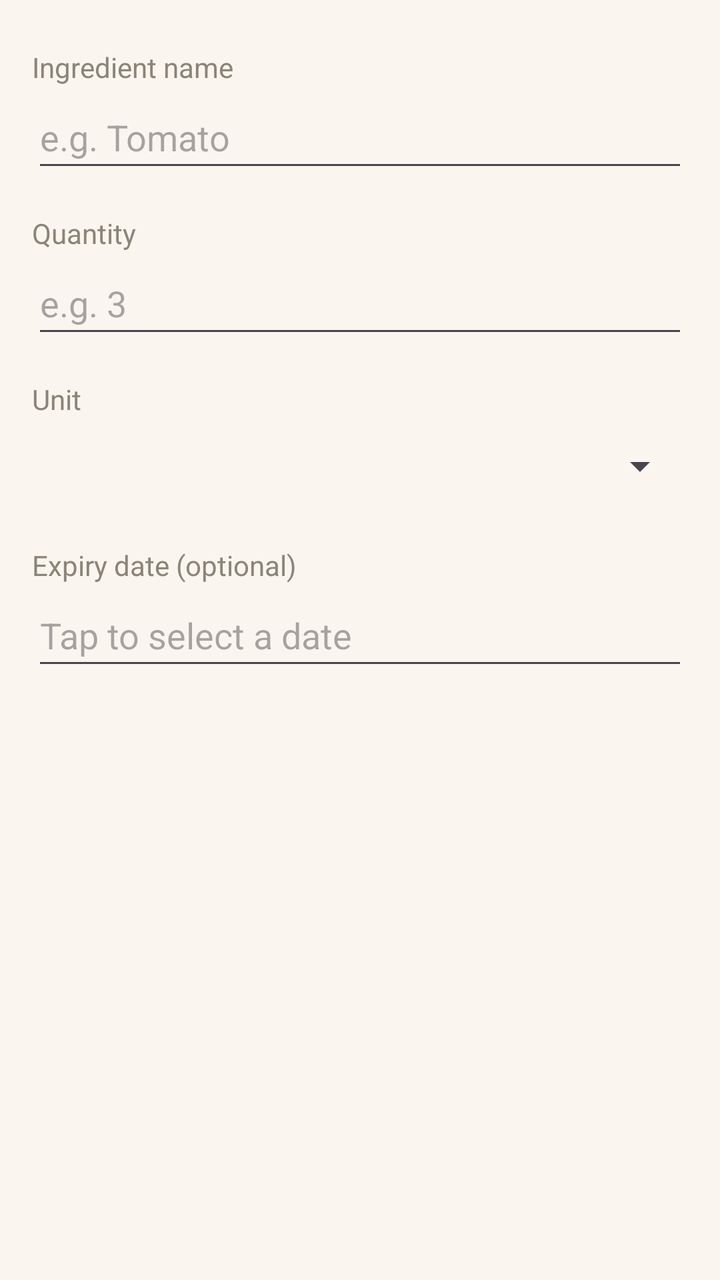
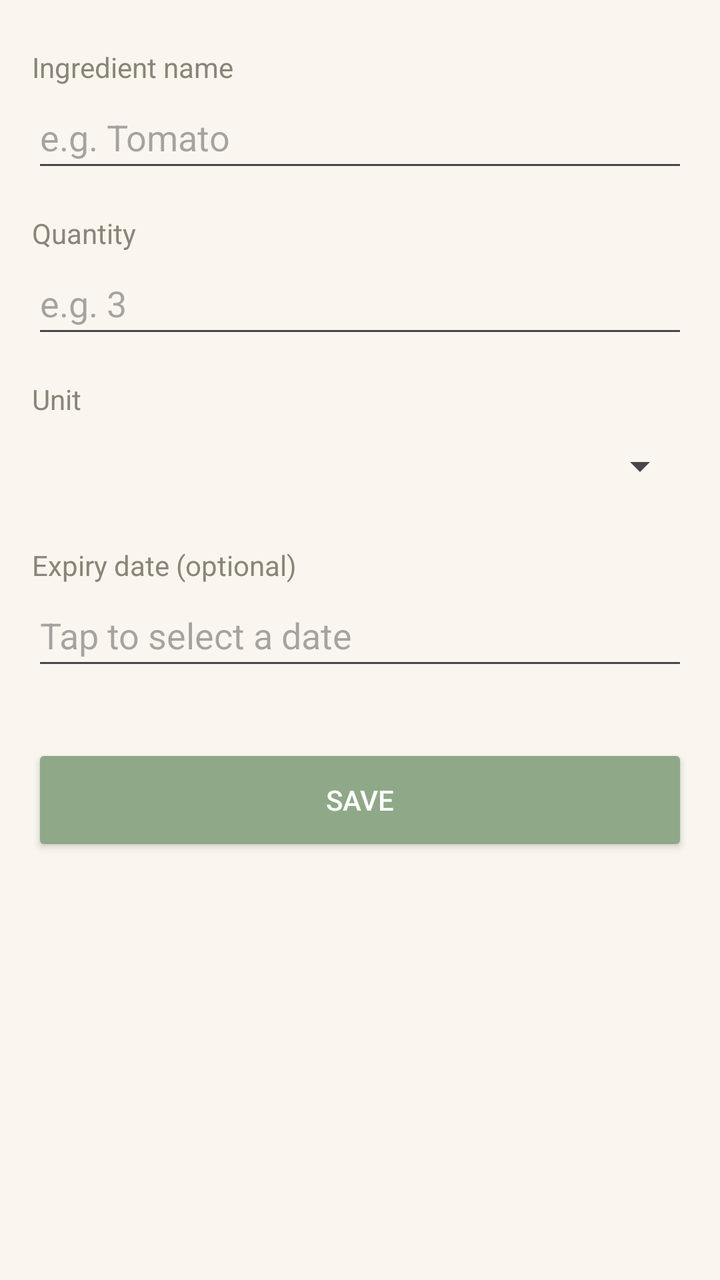

Compare the two renders of this Android layout. The source of the first and the diff that turns it into the second are given below.
<!-- AndroidManifest.xml: application theme Theme.SmartPantryManager -->
<!-- res/layout/activicty_add_edit_ingredient.xml -->
<?xml version="1.0" encoding="utf-8"?>
<ScrollView xmlns:android="http://schemas.android.com/apk/res/android"
    android:layout_width="match_parent"
    android:layout_height="match_parent"
    android:background="@color/cream_background">

    <LinearLayout
        android:layout_width="match_parent"
        android:layout_height="wrap_content"
        android:orientation="vertical"
        android:padding="16dp">

        <TextView
            android:layout_width="match_parent"
            android:layout_height="wrap_content"
            android:labelFor="@id/editIngredientName"
            android:paddingTop="8dp"
            android:text="@string/ingredient_name"
            android:textColor="@color/text_secondary"
            android:textSize="14sp" />

        <EditText
            android:id="@+id/editIngredientName"
            android:layout_width="match_parent"
            android:layout_height="wrap_content"
            android:hint="@string/hint_ingredient_name"
            android:importantForAutofill="no"
            android:inputType="textCapWords"
            android:minHeight="48dp"
            android:textColor="@color/text_primary" />

        <TextView
            android:layout_width="match_parent"
            android:layout_height="wrap_content"
            android:labelFor="@id/editQuantity"
            android:paddingTop="16dp"
            android:text="@string/quantity"
            android:textColor="@color/text_secondary"
            android:textSize="14sp" />

        <EditText
            android:id="@+id/editQuantity"
            android:layout_width="match_parent"
            android:layout_height="wrap_content"
            android:hint="@string/hint_quantity"
            android:importantForAutofill="no"
            android:inputType="numberDecimal"
            android:minHeight="48dp"
            android:textColor="@color/text_primary" />

        <TextView
            android:layout_width="match_parent"
            android:layout_height="wrap_content"
            android:labelFor="@id/spinnerUnit"
            android:paddingTop="16dp"
            android:text="@string/unit"
            android:textColor="@color/text_secondary"
            android:textSize="14sp" />

        <Spinner
            android:id="@+id/spinnerUnit"
            android:layout_width="match_parent"
            android:layout_height="wrap_content"
            android:minHeight="48dp" />

        <TextView
            android:layout_width="match_parent"
            android:layout_height="wrap_content"
            android:labelFor="@id/editExpiryDate"
            android:paddingTop="16dp"
            android:text="@string/expiry_optional"
            android:textColor="@color/text_secondary"
            android:textSize="14sp" />

        <EditText
            android:id="@+id/editExpiryDate"
            android:layout_width="match_parent"
            android:layout_height="wrap_content"
            android:clickable="true"
            android:focusable="false"
            android:hint="@string/hint_expiry"
            android:importantForAutofill="no"
            android:inputType="none"
            android:minHeight="48dp"
            android:textColor="@color/text_primary" />
    </LinearLayout>
</ScrollView>
<!-- resources referenced by this layout -->
<resources>
  <color name="cream_background">#FAF6EF</color>
  <color name="text_primary">#3D3B36</color>
  <color name="text_secondary">#8A8578</color>
  <string name="expiry_optional">Expiry date (optional)</string>
  <string name="hint_expiry">Tap to select a date</string>
  <string name="hint_ingredient_name">e.g. Tomato</string>
  <string name="hint_quantity">e.g. 3</string>
  <string name="ingredient_name">Ingredient name</string>
  <string name="quantity">Quantity</string>
  <string name="unit">Unit</string>
  <style name="Theme.SmartPantryManager" parent="Base.Theme.SmartPantryManager" />
  <style name="Base.Theme.SmartPantryManager" parent="Theme.Material3.DayNight.NoActionBar">
          
          
      </style>
</resources>

<!-- the commit's change to res/layout/activicty_add_edit_ingredient.xml (unified diff, before → after) -->
@@ -83,5 +83,14 @@
             android:inputType="none"
             android:minHeight="48dp"
             android:textColor="@color/text_primary" />
+
+        <Button
+            android:id="@+id/buttonSave"
+            android:layout_width="match_parent"
+            android:layout_height="56dp"
+            android:layout_marginTop="32dp"
+            android:text="@string/save"
+            android:textColor="@android:color/white"
+            android:backgroundTint="@color/green_primary" />
     </LinearLayout>
 </ScrollView>
<!-- resource entries referenced after the edit -->
@@ -1,6 +1,7 @@
 <!-- resources referenced by this layout -->
 <resources>
   <color name="cream_background">#FAF6EF</color>
+  <color name="green_primary">#8FA888</color>
   <color name="text_primary">#3D3B36</color>
   <color name="text_secondary">#8A8578</color>
   <string name="expiry_optional">Expiry date (optional)</string>
@@ -9,6 +10,7 @@
   <string name="hint_quantity">e.g. 3</string>
   <string name="ingredient_name">Ingredient name</string>
   <string name="quantity">Quantity</string>
+  <string name="save">Save</string>
   <string name="unit">Unit</string>
   <style name="Theme.SmartPantryManager" parent="Base.Theme.SmartPantryManager" />
   <style name="Base.Theme.SmartPantryManager" parent="Theme.Material3.DayNight.NoActionBar">
